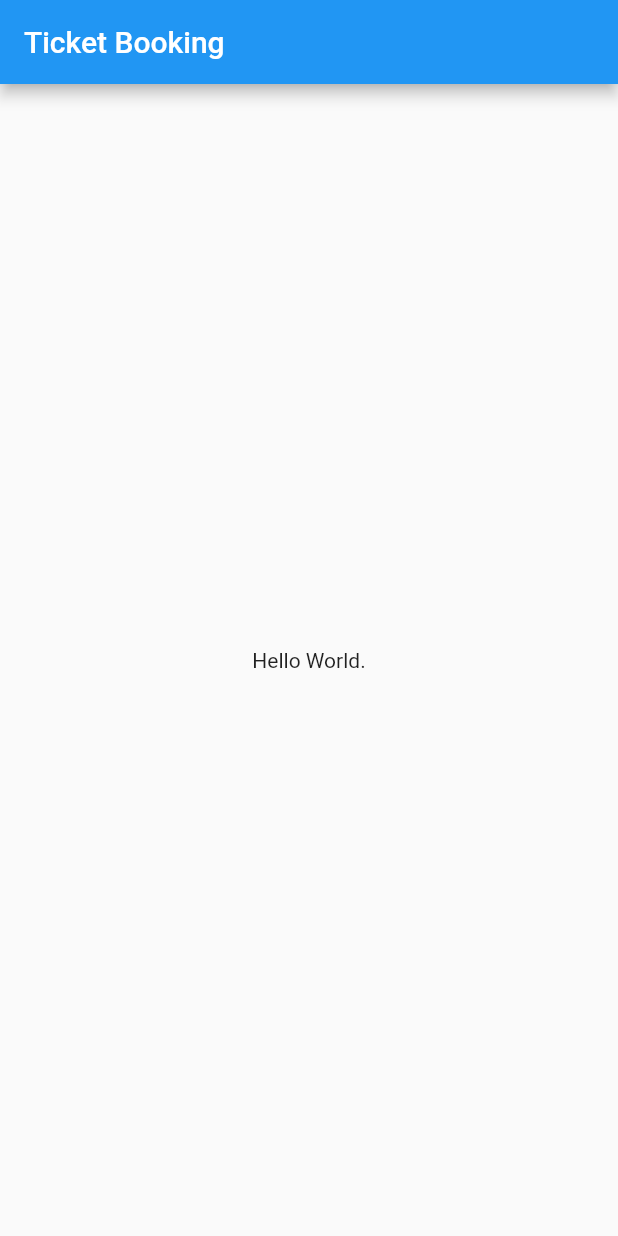
After one commit to aayushgulia666/ticket_booking, a Flutter app: the screen it shows after launch, on a phone screen of 412 x 824 dp. The commit adds this screen. Run offline on Flutter 3.47's test engine with Material 2 defaults, Android fonts, the phone set to English and light mode, and no system bars.

Commit message:
bottom_bar.dart added.
Bottom screen created.

```diff
--- /dev/null
+++ b/lib/screens/bottom_bar.dart
@@ -0,0 +1,24 @@
+import 'package:flutter/cupertino.dart';
+import 'package:flutter/material.dart';
+
+class BottomScreen extends StatefulWidget {
+  const BottomScreen({Key? key}) : super(key: key);
+
+  @override
+  State<BottomScreen> createState() => _BottomScreenState();
+}
+
+class _BottomScreenState extends State<BottomScreen> {
+  @override
+  Widget build(BuildContext context) {
+    return Scaffold(
+      appBar: AppBar(
+        title: const Text('Ticket Booking'),
+      ),
+
+      body: const Center(
+          child: Text("Hello World.")
+      ),
+    );
+  }
+}
```
Also changed, not shown: lib/main.dart (+3 -19 lines).
